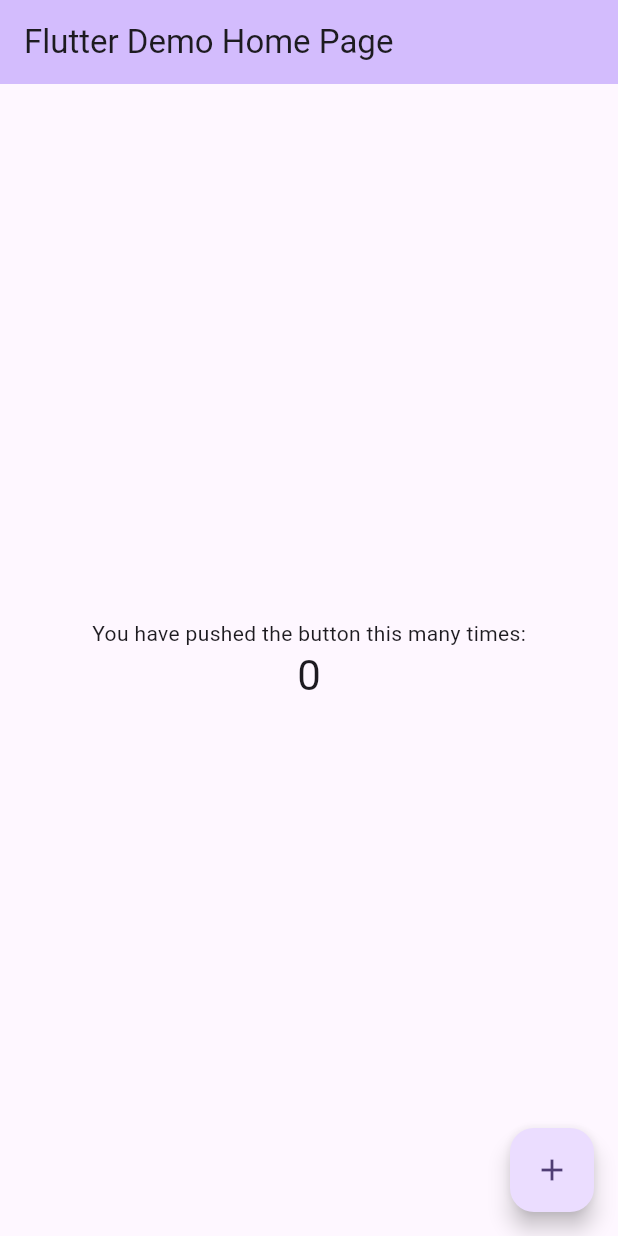
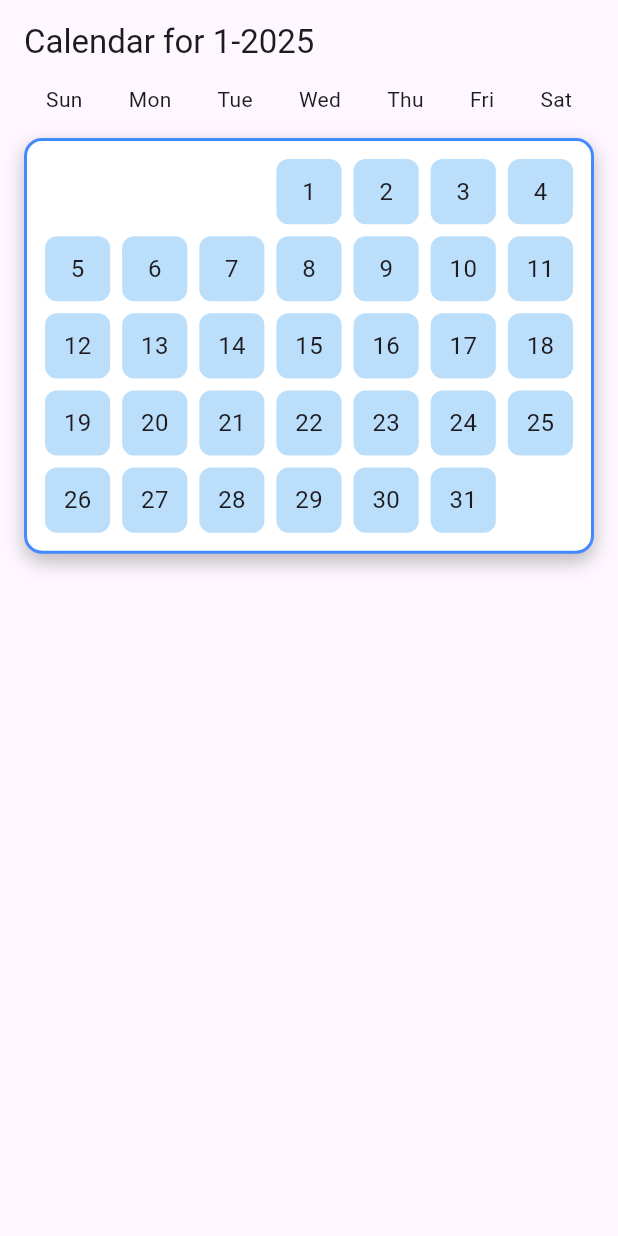
Before and after one commit to Sk1Gr1m/SchoolTimely, a Flutter app: the screen it shows after launch, on a phone screen of 412 x 824 dp. Run offline on Flutter 3.47's test engine with Material 3 defaults, Android fonts, the light colour scheme and no system bars.

Commit message:
Upload a part of the demo

```diff
--- /dev/null
+++ b/lib/calendar_screen.dart
@@ -0,0 +1,133 @@
+import 'package:flutter/material.dart';
+
+class CalendarScreen extends StatefulWidget {
+  @override
+  _CalendarScreenState createState() => _CalendarScreenState();
+}
+
+class _CalendarScreenState extends State<CalendarScreen> {
+  late DateTime _currentDate;
+  late int _currentYear;
+  late int _currentMonth;
+
+  @override
+  void initState() {
+    super.initState();
+    _currentDate = DateTime.now();
+    _currentYear = _currentDate.year;
+    _currentMonth = _currentDate.month;
+  }
+
+  // Returns the days of the week
+  List<String> get weekDays {
+    return ['Sun', 'Mon', 'Tue', 'Wed', 'Thu', 'Fri', 'Sat'];
+  }
+
+  // Get the first day of the month
+  DateTime get firstDayOfMonth {
+    return DateTime(_currentYear, _currentMonth, 1);
+  }
+
+  // Get the total number of days in the month
+  int get daysInMonth {
+    return DateTime(_currentYear, _currentMonth + 0, 0).day;
+  }
+
+  // Get the starting weekday of the first day of the month
+  int get firstWeekday {
+    return firstDayOfMonth.weekday;
+  }
+
+  // Generate the day list for the calendar grid
+  List<Widget> buildCalendarDays() {
+    List<Widget> dayWidgets = [];
+    int totalDays = daysInMonth;
+    int leadingSpaces = firstWeekday == 7 ? 0 : firstWeekday;
+
+    // Empty spaces in the beginning
+    for (int i = 0; i < leadingSpaces; i++) {
+      dayWidgets.add(Container());
+    }
+
+    // Adds all the days in this month
+    for (int day = 1; day <= totalDays; day++) {
+      dayWidgets.add(DayCell(day));
+    }
+
+    return dayWidgets;
+  }
+
+  @override
+  Widget build(BuildContext context) {
+    return Scaffold(
+      appBar: AppBar(
+        title: Text("Calendar for ${_currentDate.month}-${_currentDate.year}"),
+      ),
+      //TODO change month from int to string
+      body: Column(
+        children: [
+
+          Row(
+            mainAxisAlignment: MainAxisAlignment.spaceEvenly,
+            children: weekDays.map((day) => Text(day)).toList(),
+          ),
+          Container(
+            margin: const EdgeInsets.all(16), // Adds space outside the box
+            padding: const EdgeInsets.all(8), // Adds space inside the box
+            decoration: BoxDecoration(
+              color: Colors.white,
+              border: Border.all(
+                color: Colors.blueAccent, // Border color
+                width: 2, // Border width
+              ),
+              borderRadius: BorderRadius.circular(12), // Rounded corners
+              boxShadow: const [
+                BoxShadow(
+                  color: Colors.black26,
+                  blurRadius: 10,
+                  offset: Offset(0, 5), // Shadow direction
+                ),
+              ], // all this for a shadow on the bottom..
+            ),
+            child: GridView.count(
+              shrinkWrap: true,
+              crossAxisCount: 7,
+              physics: const NeverScrollableScrollPhysics(), // not sure if needed..it just disables scrolling..not that you could before...
+              children: buildCalendarDays(),
+            ),
+          ),
+        ],
+      ),
+    );
+  }
+}
+
+// A custom widget for individual day cells
+class DayCell extends StatelessWidget {
+  final int day;
+
+  DayCell(this.day);
+
+  @override
+  Widget build(BuildContext context) {
+    return GestureDetector(
+      onTap: () {
+        print("Selected Day: $day");
+      },
+      child: Container(
+        margin: EdgeInsets.all(4),
+        padding: EdgeInsets.all(8),
+        decoration: BoxDecoration(
+          color: Colors.blue[100],
+          borderRadius: BorderRadius.circular(8),
+        ),
+        child: Center(
+          child: Text(
+            '$day',
+            style: TextStyle(fontSize: 16),
+          ),
+        ),
+      ),
+    );
+  }
+}
--- a/lib/main.dart
+++ b/lib/main.dart
@@ -1,125 +1,19 @@
 import 'package:flutter/material.dart';
+import 'calendar_screen.dart';
 
 void main() {
-  runApp(const MyApp());
+  runApp(MyApp());
 }
 
 class MyApp extends StatelessWidget {
-  const MyApp({super.key});
-
-  // This widget is the root of your application.
   @override
   Widget build(BuildContext context) {
     return MaterialApp(
-      title: 'Flutter Demo',
       theme: ThemeData(
-        // This is the theme of your application.
-        //
-        // TRY THIS: Try running your application with "flutter run". You'll see
-        // the application has a purple toolbar. Then, without quitting the app,
-        // try changing the seedColor in the colorScheme below to Colors.green
-        // and then invoke "hot reload" (save your changes or press the "hot
-        // reload" button in a Flutter-supported IDE, or press "r" if you used
-        // the command line to start the app).
-        //
-        // Notice that the counter didn't reset back to zero; the application
-        // state is not lost during the reload. To reset the state, use hot
-        // restart instead.
-        //
-        // This works for code too, not just values: Most code changes can be
-        // tested with just a hot reload.
-        colorScheme: ColorScheme.fromSeed(seedColor: Colors.deepPurple),
-        useMaterial3: true,
-      ),
-      home: const MyHomePage(title: 'Flutter Demo Home Page'),
+        primarySwatch: Colors.blue,
+      ),// easier colour manipulation
+
+        home: CalendarScreen(),
     );
   }
 }
-
-class MyHomePage extends StatefulWidget {
-  const MyHomePage({super.key, required this.title});
-
-  // This widget is the home page of your application. It is stateful, meaning
-  // that it has a State object (defined below) that contains fields that affect
-  // how it looks.
-
-  // This class is the configuration for the state. It holds the values (in this
-  // case the title) provided by the parent (in this case the App widget) and
-  // used by the build method of the State. Fields in a Widget subclass are
-  // always marked "final".
-
-  final String title;
-
-  @override
-  State<MyHomePage> createState() => _MyHomePageState();
-}
-
-class _MyHomePageState extends State<MyHomePage> {
-  int _counter = 0;
-
-  void _incrementCounter() {
-    setState(() {
-      // This call to setState tells the Flutter framework that something has
-      // changed in this State, which causes it to rerun the build method below
-      // so that the display can reflect the updated values. If we changed
-      // _counter without calling setState(), then the build method would not be
-      // called again, and so nothing would appear to happen.
-      _counter++;
-    });
-  }
-
-  @override
-  Widget build(BuildContext context) {
-    // This method is rerun every time setState is called, for instance as done
-    // by the _incrementCounter method above.
-    //
-    // The Flutter framework has been optimized to make rerunning build methods
-    // fast, so that you can just rebuild anything that needs updating rather
-    // than having to individually change instances of widgets.
-    return Scaffold(
-      appBar: AppBar(
-        // TRY THIS: Try changing the color here to a specific color (to
-        // Colors.amber, perhaps?) and trigger a hot reload to see the AppBar
-        // change color while the other colors stay the same.
-        backgroundColor: Theme.of(context).colorScheme.inversePrimary,
-        // Here we take the value from the MyHomePage object that was created by
-        // the App.build method, and use it to set our appbar title.
-        title: Text(widget.title),
-      ),
-      body: Center(
-        // Center is a layout widget. It takes a single child and positions it
-        // in the middle of the parent.
-        child: Column(
-          // Column is also a layout widget. It takes a list of children and
-          // arranges them vertically. By default, it sizes itself to fit its
-          // children horizontally, and tries to be as tall as its parent.
-          //
-          // Column has various properties to control how it sizes itself and
-          // how it positions its children. Here we use mainAxisAlignment to
-          // center the children vertically; the main axis here is the vertical
-          // axis because Columns are vertical (the cross axis would be
-          // horizontal).
-          //
-          // TRY THIS: Invoke "debug painting" (choose the "Toggle Debug Paint"
-          // action in the IDE, or press "p" in the console), to see the
-          // wireframe for each widget.
-          mainAxisAlignment: MainAxisAlignment.center,
-          children: <Widget>[
-            const Text(
-              'You have pushed the button this many times:',
-            ),
-            Text(
-              '$_counter',
-              style: Theme.of(context).textTheme.headlineMedium,
-            ),
-          ],
-        ),
-      ),
-      floatingActionButton: FloatingActionButton(
-        onPressed: _incrementCounter,
-        tooltip: 'Increment',
-        child: const Icon(Icons.add),
-      ), // This trailing comma makes auto-formatting nicer for build methods.
-    );
-  }
-}
```
Also changed, not shown: 1 other file.
